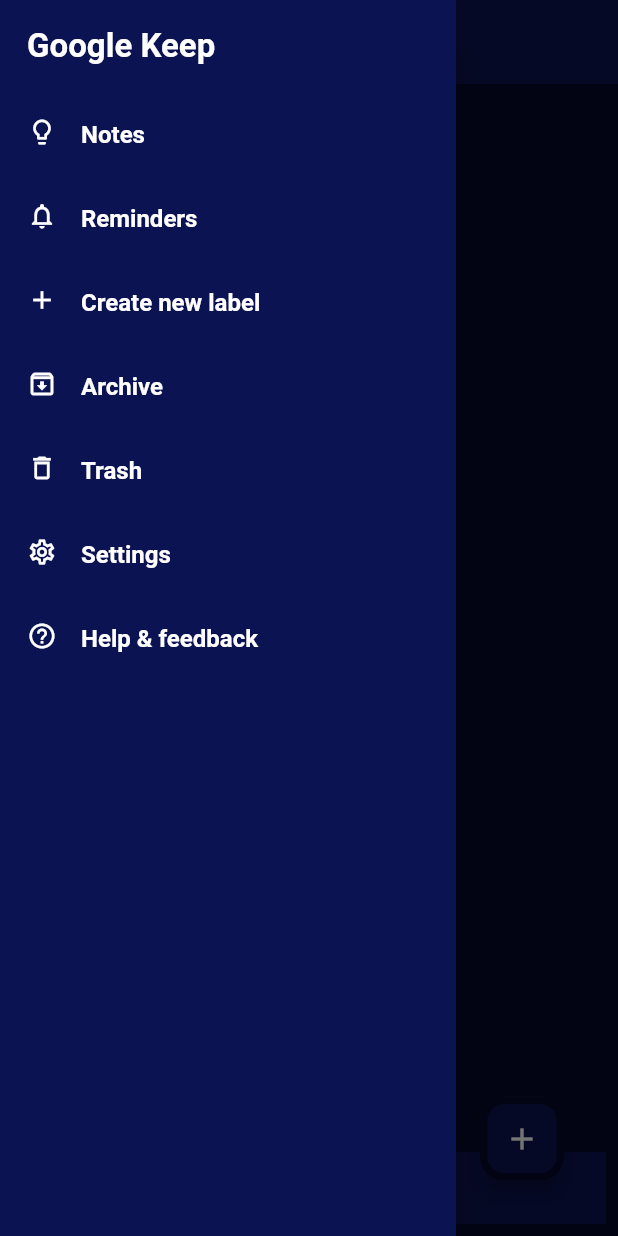
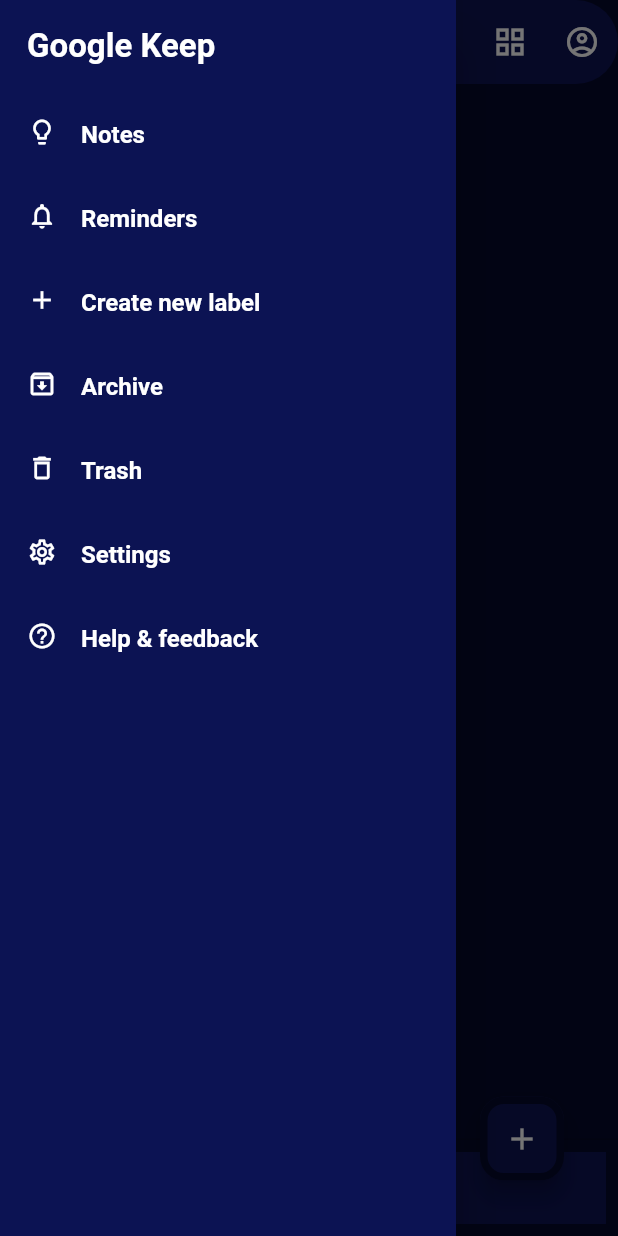
Before and after one commit to Geethika1234-mano/note_taking_app, a Flutter app: the screen it shows after launch, with the side drawer open, on a phone screen of 412 x 824 dp. Run offline on Flutter 3.47's test engine with Material 2 defaults, Android fonts, the phone set to English and light mode, and no system bars; our stand-ins replace cloud_firestore, firebase_core, google_fonts; accounts and stored records are empty.

Commit message:
Designed app bar. two new buttons added

```diff
--- a/lib/screens/home_page.dart
+++ b/lib/screens/home_page.dart
@@ -4,6 +4,7 @@ import 'package:google_fonts/google_fonts.dart';
 import 'package:note_taking_app/screens/note_editor.dart';
 import 'package:note_taking_app/screens/note_reader.dart';
 import 'package:note_taking_app/styles/app_style.dart';
+import 'package:note_taking_app/widgets/footer.dart';
 import 'package:note_taking_app/widgets/note_card.dart';
 import 'package:note_taking_app/widgets/sidebar.dart';
 
@@ -17,11 +18,28 @@ class HomePage extends StatefulWidget {
 class _HomePageState extends State<HomePage> {
   @override
   Widget build(BuildContext context) {
-    return Scaffold(
+    return SafeArea(
+      child: Scaffold(
         backgroundColor: AppStyle.mainColor,
         appBar: AppBar(
+          shape: RoundedRectangleBorder(
+            borderRadius: BorderRadius.circular(30),
+          ),
           elevation: 0.0,
-        title: Text("Search your notes"),
+          title: Text(
+            "Search your notes",
+            style: TextStyle(fontSize: 17, fontWeight: FontWeight.normal),
+          ),
+          actions: [
+            IconButton(
+              onPressed: () {},
+              icon: Icon(Icons.grid_view),
+            ),
+            IconButton(
+              onPressed: () {},
+              icon: Icon(Icons.account_circle_outlined),
+            ),
+          ],
           backgroundColor: AppStyle.sideColor,
         ),
         drawer: SideBar(),
@@ -36,8 +54,9 @@ class _HomePageState extends State<HomePage> {
               ),
               Expanded(
                 child: StreamBuilder<QuerySnapshot>(
-                stream:
-                    FirebaseFirestore.instance.collection("Notes").snapshots(),
+                  stream: FirebaseFirestore.instance
+                      .collection("Notes")
+                      .snapshots(),
                   builder: (context, AsyncSnapshot<QuerySnapshot> snapshot) {
                     //checking the connection state, if we still load the data we can display a progress bar
                     if (snapshot.connectionState == ConnectionState.waiting) {
@@ -96,50 +115,9 @@ class _HomePageState extends State<HomePage> {
         ),
         floatingActionButtonLocation: FloatingActionButtonLocation.endDocked,
         persistentFooterButtons: [
-        Expanded(
-          child: Container(
-            color: AppStyle.sideColor,
-            child: Row(
-              mainAxisAlignment: MainAxisAlignment.start,
-              children: [
-                IconButton(
-                  padding: EdgeInsets.all(0),
-                  onPressed: () {},
-                  icon: Icon(
-                    Icons.check_box_outlined,
-                    color: Colors.white,
-                  ),
-                ),
-                IconButton(
-                  padding: EdgeInsets.all(0),
-                  onPressed: () {},
-                  icon: Icon(
-                    Icons.brush_outlined,
-                    color: Colors.white,
-                  ),
-                ),
-                IconButton(
-                  padding: EdgeInsets.all(0),
-                  onPressed: () {},
-                  icon: Icon(
-                    Icons.mic_outlined,
-                    color: Colors.white,
-                  ),
-                ),
-                IconButton(
-                  padding: EdgeInsets.all(0),
-                  color: AppStyle.sideColor,
-                  onPressed: () {},
-                  icon: Icon(
-                    Icons.photo_outlined,
-                    color: Colors.white,
-                  ),
-                ),
+          FooterButton(),
         ],
       ),
-          ),
-        ),
-      ],
     );
   }
 }
--- /dev/null
+++ b/lib/widgets/footer.dart
@@ -0,0 +1,58 @@
+import 'package:flutter/material.dart';
+import 'package:note_taking_app/styles/app_style.dart';
+
+class FooterButton extends StatefulWidget {
+  const FooterButton({super.key});
+
+  @override
+  State<FooterButton> createState() => _FooterButtonState();
+}
+
+class _FooterButtonState extends State<FooterButton> {
+  @override
+  Widget build(BuildContext context) {
+    return Expanded(
+      child: Container(
+        color: AppStyle.sideColor,
+        child: Row(
+          mainAxisAlignment: MainAxisAlignment.start,
+          children: [
+            IconButton(
+              padding: EdgeInsets.all(0),
+              onPressed: () {},
+              icon: Icon(
+                Icons.check_box_outlined,
+                color: Colors.white,
+              ),
+            ),
+            IconButton(
+              padding: EdgeInsets.all(0),
+              onPressed: () {},
+              icon: Icon(
+                Icons.brush_outlined,
+                color: Colors.white,
+              ),
+            ),
+            IconButton(
+              padding: EdgeInsets.all(0),
+              onPressed: () {},
+              icon: Icon(
+                Icons.mic_outlined,
+                color: Colors.white,
+              ),
+            ),
+            IconButton(
+              padding: EdgeInsets.all(0),
+              color: AppStyle.sideColor,
+              onPressed: () {},
+              icon: Icon(
+                Icons.photo_outlined,
+                color: Colors.white,
+              ),
+            ),
+          ],
+        ),
+      ),
+    );
+  }
+}
```
Lines whose indentation alone changed are shown as unchanged.
